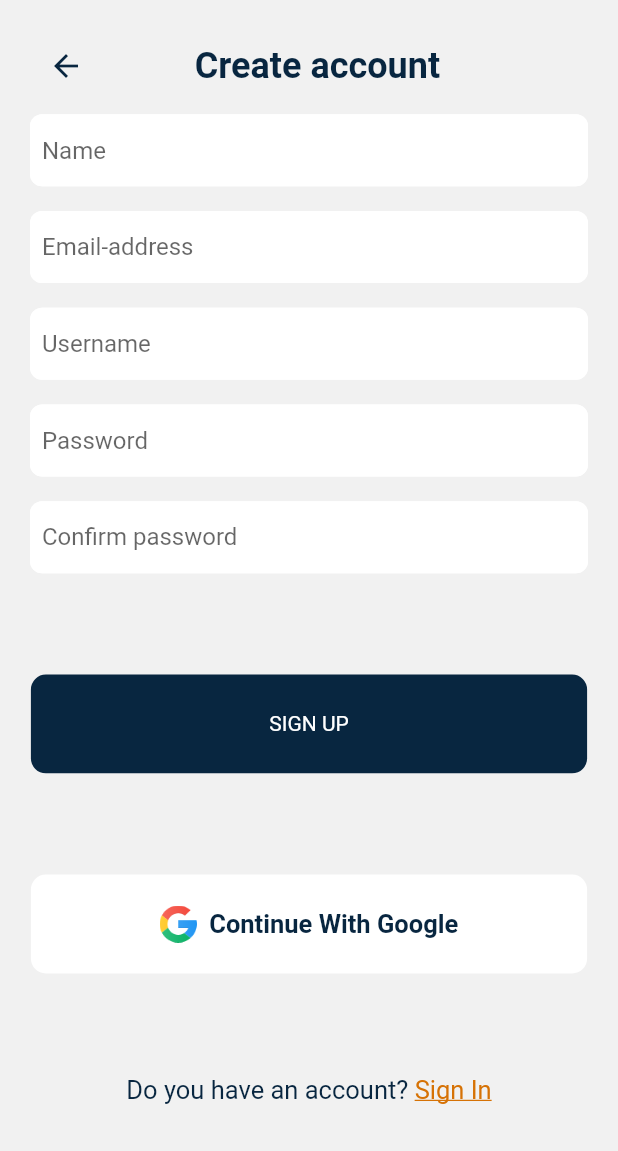
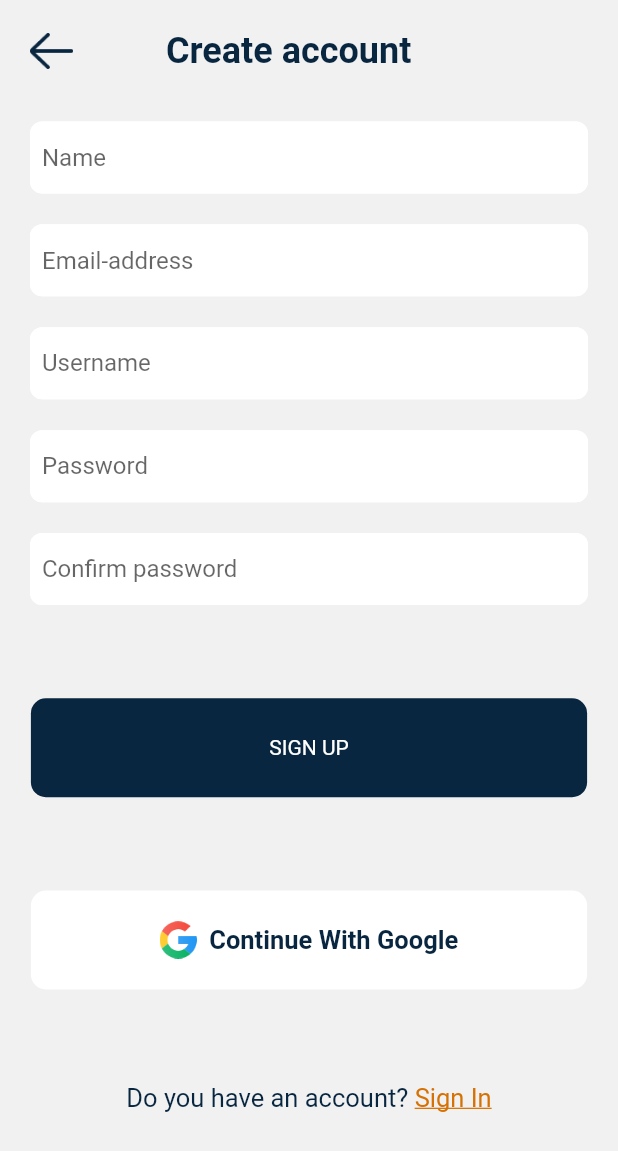
Before and after one commit to mohab7a/clerk, a Flutter app: the SignUpScreen screen opened by its route, on a phone screen of 412 x 824 dp. Shown: the top 1151 px of the screen. Run offline on Flutter 3.47's test engine with Material 2 defaults, Android fonts, the phone set to English and light mode, and no system bars; our stand-ins replace cloud_firestore, firebase_auth, firebase_core, shared_preferences; accounts and stored records are empty.

Commit message:
auth screens

```diff
--- a/lib/view/home_screen/home_screen.dart
+++ b/lib/view/home_screen/home_screen.dart
@@ -6,7 +6,7 @@ class HomeScreen extends StatelessWidget {
   @override
   Widget build(BuildContext context) {
     return Scaffold(
-      backgroundColor: Colors.red,
+      backgroundColor: backgroundColor,
     );
   }
 }
--- a/lib/view/signup_screen/signup_screen.dart
+++ b/lib/view/signup_screen/signup_screen.dart
@@ -5,14 +5,26 @@ import 'package:clerk/view/signin_screens/signin_screen.dart';
 import 'package:clerk/view_model/authintication_service/firebase_service.dart';
 import 'package:flutter/material.dart';
 
-class SignUpScreen extends StatelessWidget {
+class SignUpScreen extends StatefulWidget {
+  static String id = "Sign UP Screen";
+
+  @override
+  _SignUpScreenState createState() => _SignUpScreenState();
+}
+
+class _SignUpScreenState extends State<SignUpScreen> {
   final _formKey = GlobalKey<FormState>();
-  static String id = "Sign UP Screen";
+
   FireBaseService _authService = FireBaseService();
+
   TextEditingController _name = TextEditingController();
+
   TextEditingController _email = TextEditingController();
+
   TextEditingController _userName = TextEditingController();
+
   TextEditingController _password = TextEditingController();
+
   @override
   Widget build(BuildContext context) {
     return SafeArea(
@@ -27,15 +39,13 @@ class SignUpScreen extends StatelessWidget {
               children: [
                 Row(
                   children: [
-                    IconButton(
-                        icon: Icon(
-                          Icons.arrow_back,
-                          color: kPrimaryColor,
-                          size: 24,
-                        ),
-                        onPressed: () {
-                          Navigator.pop(context);
-                        }),
+                    GestureDetector(
+                      onTap: () => Navigator.pop(context),
+                      child: Image.asset(
+                        "assets/images/Arrow back.png",
+                        width: MediaQuery.of(context).size.width * 0.07,
+                      ),
+                    ),
                     SizedBox(width: MediaQuery.of(context).size.width * 0.15),
                     Text(
                       "Create account",
@@ -46,7 +56,7 @@ class SignUpScreen extends StatelessWidget {
                     )
                   ],
                 ),
-                SizedBox(height: MediaQuery.of(context).size.height * 0.01),
+                SizedBox(height: MediaQuery.of(context).size.height * 0.04),
                 CustomFormField(
                   controller: _name,
                   hintText: "Name",
@@ -54,7 +64,7 @@ class SignUpScreen extends StatelessWidget {
                     if (value.isEmpty) return "Please enter your name";
                   },
                 ),
-                SizedBox(height: MediaQuery.of(context).size.height * 0.02),
+                SizedBox(height: MediaQuery.of(context).size.height * 0.025),
                 CustomFormField(
                   hintText: "Email-address",
                   controller: _email,
@@ -62,14 +72,14 @@ class SignUpScreen extends StatelessWidget {
                     if (value.isEmpty) return "Please enter valid email";
                   },
                 ),
-                SizedBox(height: MediaQuery.of(context).size.height * 0.02),
+                SizedBox(height: MediaQuery.of(context).size.height * 0.025),
                 CustomFormField(
                     hintText: "Username",
                     controller: _userName,
                     validator: (value) {
                       if (value.isEmpty) return "Please enter valid username";
                     }),
-                SizedBox(height: MediaQuery.of(context).size.height * 0.02),
+                SizedBox(height: MediaQuery.of(context).size.height * 0.025),
                 CustomFormField(
                   hintText: "Password",
                   controller: _password,
@@ -78,7 +88,7 @@ class SignUpScreen extends StatelessWidget {
                       return "Please enter Strong password";
                   },
                 ),
-                SizedBox(height: MediaQuery.of(context).size.height * 0.02),
+                SizedBox(height: MediaQuery.of(context).size.height * 0.025),
                 CustomFormField(
                   hintText: "Confirm password",
                   validator: (value) {
--- a/lib/view/splash_screen.dart
+++ b/lib/view/splash_screen.dart
@@ -4,6 +4,8 @@ class SplashScreen extends StatelessWidget {
   static String id = "SplashScreen";
   @override
   Widget build(BuildContext context) {
-    return Container();
+    return Container(
+      color: Colors.red,
+    );
   }
 }
--- a/lib/view_model/authintication_service/firebase_service.dart
+++ b/lib/view_model/authintication_service/firebase_service.dart
@@ -2,17 +2,15 @@ import 'package:clerk/view/home_screen/home_screen.dart';
 import 'package:cloud_firestore/cloud_firestore.dart';
 import 'package:firebase_auth/firebase_auth.dart';
 import 'package:flutter/material.dart';
-import 'package:shared_preferences/shared_preferences.dart';
 
 class FireBaseService {
   FirebaseAuth _auth = FirebaseAuth.instance;
   FirebaseFirestore _fireStore = FirebaseFirestore.instance;
   void signInWithEmailAndPassword(var email, password, context) async {
-    SharedPreferences _prefs = await SharedPreferences.getInstance();
-    _prefs.setBool("userLogin", true);
     _auth.signInWithEmailAndPassword(email: email, password: password);
     Navigator.pushReplacementNamed(context, HomeScreen.id);
   }
+
   void createEmailAndPassword(
       var email, password, name, username, context) async {
     await _auth.createUserWithEmailAndPassword(
```
Also changed, not shown: lib/main.dart (+4 -5 lines), lib/view/signin_screens/signin_screen.dart (+18 -4 lines), 6 other files.
